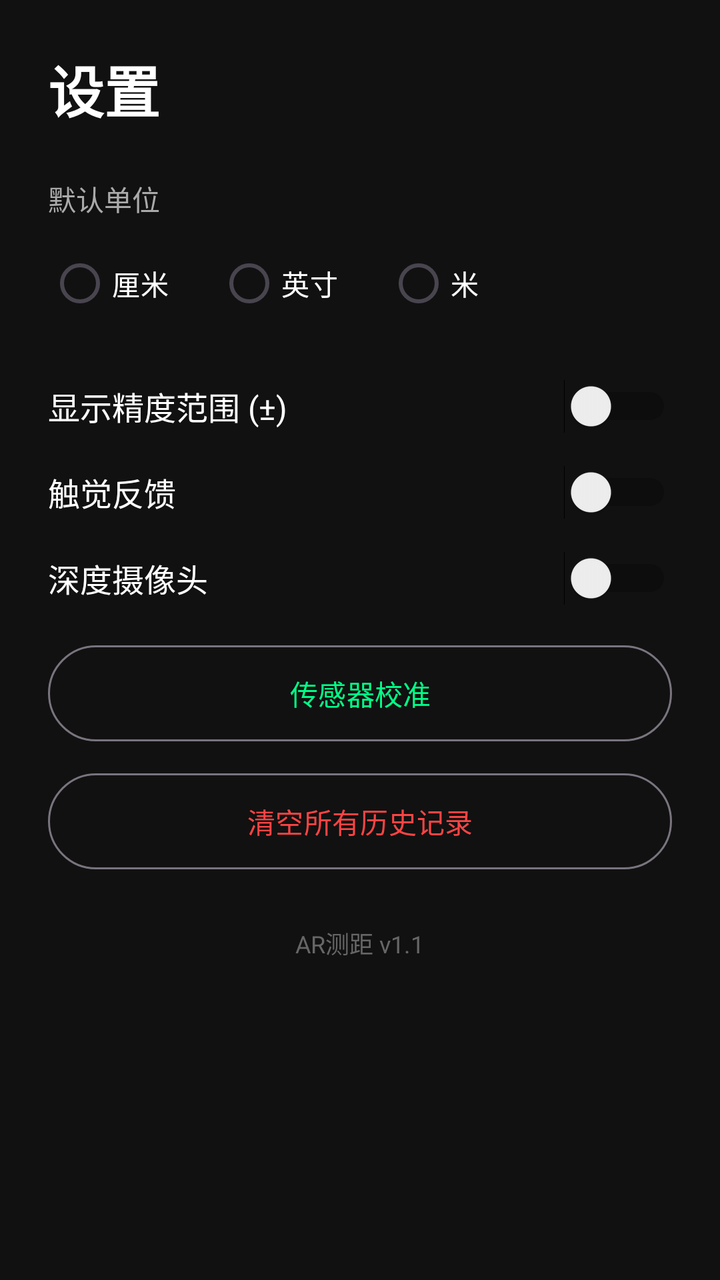
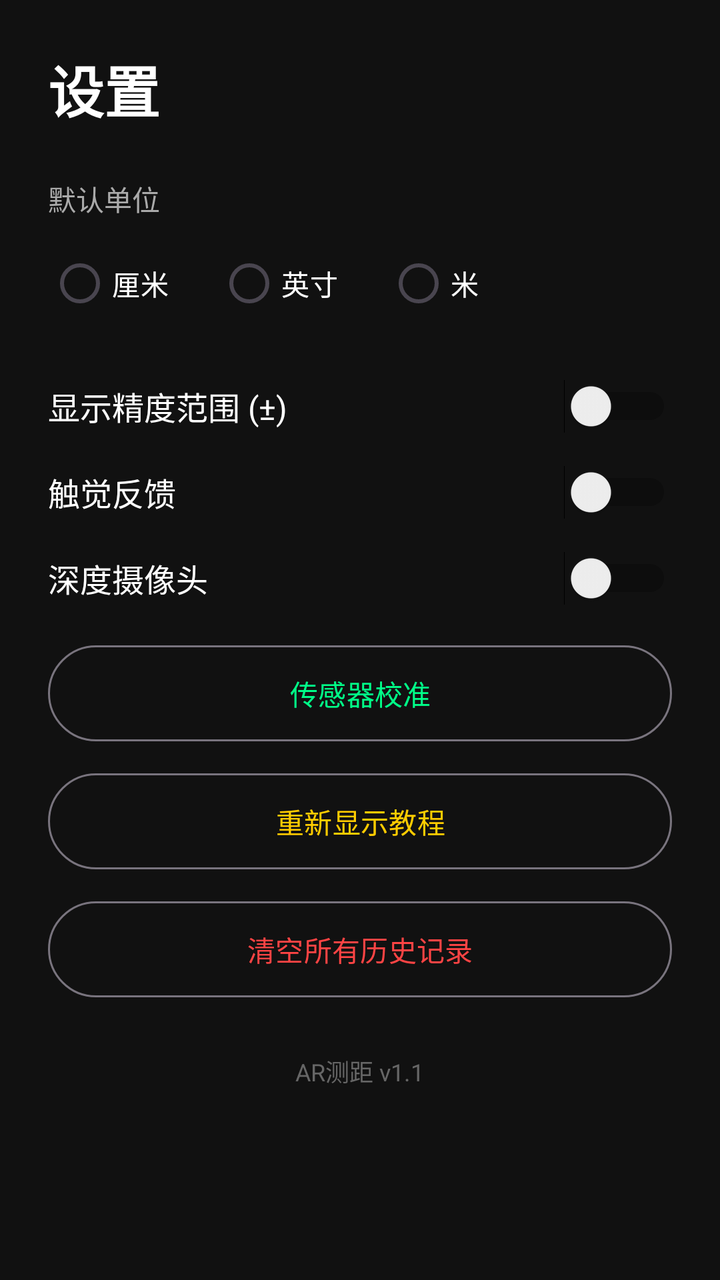

Compare the two renders of this Android layout. The source of the first and the diff that turns it into the second are given below.
<!-- AndroidManifest.xml: activity theme Theme.Measure -->
<!-- res/layout/activity_settings.xml -->
<?xml version="1.0" encoding="utf-8"?>
<ScrollView xmlns:android="http://schemas.android.com/apk/res/android"
    android:layout_width="match_parent"
    android:layout_height="match_parent"
    android:background="#FF111111">

    <LinearLayout
        android:layout_width="match_parent"
        android:layout_height="wrap_content"
        android:orientation="vertical"
        android:padding="24dp">

        
        <TextView
            android:layout_width="wrap_content"
            android:layout_height="wrap_content"
            android:text="设置"
            android:textColor="#FFFFFF"
            android:textSize="28sp"
            android:textStyle="bold"
            android:layout_marginBottom="24dp" />

        
        <TextView
            android:layout_width="wrap_content"
            android:layout_height="wrap_content"
            android:text="默认单位"
            android:textColor="#AAAAAA"
            android:textSize="14sp"
            android:layout_marginBottom="8dp" />

        <RadioGroup
            android:id="@+id/rgUnit"
            android:layout_width="match_parent"
            android:layout_height="wrap_content"
            android:orientation="horizontal"
            android:layout_marginBottom="24dp">
            <RadioButton android:id="@+id/rbCm" android:text="厘米" android:textColor="#FFFFFF" android:layout_marginEnd="24dp" />
            <RadioButton android:id="@+id/rbInch" android:text="英寸" android:textColor="#FFFFFF" android:layout_marginEnd="24dp" />
            <RadioButton android:id="@+id/rbM" android:text="米" android:textColor="#FFFFFF" />
        </RadioGroup>

        
        <LinearLayout
            android:layout_width="match_parent"
            android:layout_height="wrap_content"
            android:orientation="horizontal"
            android:gravity="center_vertical"
            android:layout_marginBottom="16dp">
            <TextView
                android:layout_width="0dp"
                android:layout_height="wrap_content"
                android:layout_weight="1"
                android:text="显示精度范围 (±)"
                android:textColor="#FFFFFF"
                android:textSize="16sp" />
            <Switch
                android:id="@+id/swUncertainty"
                android:layout_width="wrap_content"
                android:layout_height="wrap_content" />
        </LinearLayout>

        
        <LinearLayout
            android:layout_width="match_parent"
            android:layout_height="wrap_content"
            android:orientation="horizontal"
            android:gravity="center_vertical"
            android:layout_marginBottom="16dp">
            <TextView
                android:layout_width="0dp"
                android:layout_height="wrap_content"
                android:layout_weight="1"
                android:text="触觉反馈"
                android:textColor="#FFFFFF"
                android:textSize="16sp" />
            <Switch
                android:id="@+id/swHaptic"
                android:layout_width="wrap_content"
                android:layout_height="wrap_content" />
        </LinearLayout>

        
        <LinearLayout
            android:layout_width="match_parent"
            android:layout_height="wrap_content"
            android:orientation="horizontal"
            android:gravity="center_vertical"
            android:layout_marginBottom="16dp">
            <TextView
                android:layout_width="0dp"
                android:layout_height="wrap_content"
                android:layout_weight="1"
                android:text="深度摄像头"
                android:textColor="#FFFFFF"
                android:textSize="16sp" />
            <Switch
                android:id="@+id/swDepth"
                android:layout_width="wrap_content"
                android:layout_height="wrap_content" />
        </LinearLayout>

        
        <com.google.android.material.button.MaterialButton
            android:id="@+id/btnCalibrate"
            style="@style/Widget.Material3.Button.OutlinedButton"
            android:layout_width="match_parent"
            android:layout_height="56dp"
            android:text="传感器校准"
            android:textColor="#00FF88"
            android:layout_marginBottom="8dp"
            android:strokeColor="#00FF88" />

        
        <com.google.android.material.button.MaterialButton
            android:id="@+id/btnClearHistory"
            style="@style/Widget.Material3.Button.OutlinedButton"
            android:layout_width="match_parent"
            android:layout_height="56dp"
            android:text="清空所有历史记录"
            android:textColor="#FF4444"
            android:layout_marginBottom="24dp"
            android:strokeColor="#FF4444" />

        
        <TextView
            android:layout_width="wrap_content"
            android:layout_height="wrap_content"
            android:text="AR测距 v1.1"
            android:textColor="#666666"
            android:textSize="12sp"
            android:layout_gravity="center" />
    </LinearLayout>
</ScrollView>
<!-- resources referenced by this layout -->
<resources>
  <style name="Theme.Measure" parent="Theme.Material3.DayNight.NoActionBar">
          <item name="colorPrimary">#00FF88</item>
          <item name="colorPrimaryVariant">#00CC6A</item>
          <item name="colorOnPrimary">#000000</item>
          <item name="colorSecondary">#FFCC00</item>
          <item name="colorSecondaryVariant">#CC9900</item>
          <item name="colorOnSecondary">#000000</item>
          <item name="android:statusBarColor">@android:color/transparent</item>
          <item name="android:navigationBarColor">@android:color/transparent</item>
          <item name="android:windowDrawsSystemBarBackgrounds">true</item>
      </style>
</resources>

<!-- the commit's change to res/layout/activity_settings.xml (unified diff, before → after) -->
@@ -113,6 +113,17 @@
 
         
         <com.google.android.material.button.MaterialButton
+            android:id="@+id/btnShowTutorial"
+            style="@style/Widget.Material3.Button.OutlinedButton"
+            android:layout_width="match_parent"
+            android:layout_height="56dp"
+            android:text="@string/settings_show_tutorial"
+            android:textColor="#FFCC00"
+            android:layout_marginBottom="8dp"
+            android:strokeColor="#FFCC00" />
+
+        
+        <com.google.android.material.button.MaterialButton
             android:id="@+id/btnClearHistory"
             style="@style/Widget.Material3.Button.OutlinedButton"
             android:layout_width="match_parent"
<!-- resource entries referenced after the edit -->
@@ -1,5 +1,6 @@
 <!-- resources referenced by this layout -->
 <resources>
+  <string name="settings_show_tutorial">重新显示教程</string>
   <style name="Theme.Measure" parent="Theme.Material3.DayNight.NoActionBar">
           <item name="colorPrimary">#00FF88</item>
           <item name="colorPrimaryVariant">#00CC6A</item>
